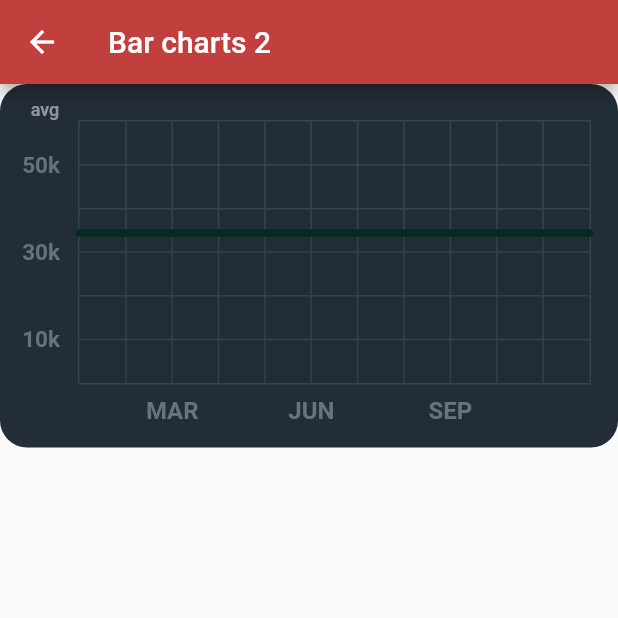
After one commit to NavarroFer/flutter_charts, a Flutter app: the FlChartsPage screen opened by its route, after a tap on "avg", on a phone screen of 412 x 824 dp, the top half of it. The commit adds this screen. Run offline on Flutter 3.47's test engine with Material 2 defaults, Android fonts, the phone set to English and light mode, and no system bars; drawn by our look-alikes of fl_chart; our stand-ins replace charts_flutter.

Commit message:
Agrega paquete fl_chart

```diff
--- a/lib/main.dart
+++ b/lib/main.dart
@@ -1,4 +1,5 @@
 import 'package:charts/src/pages/bar_charts_simple_page.dart';
+import 'package:charts/src/pages/bar_charts_2.dart';
 import 'package:charts/src/pages/home_page.dart';
 import 'package:charts/src/pages/legends_simple_page.dart';
 import 'package:charts/src/pages/pie_auto_page.dart';
@@ -30,6 +31,7 @@ class MyApp extends StatelessWidget {
             PieAutoPage.withSampleData(),
         'lengeds-label': (BuildContext context) =>
             LegendsSimplePage.withSampleData(),
+        'fl-chart': (BuildContext context) => FlChartsPage(),
       },
       theme: ThemeData(
         primaryColor: Utils.hexaToColor("C1403D"),
--- /dev/null
+++ b/lib/src/pages/bar_charts_2.dart
@@ -0,0 +1,267 @@
+import 'package:fl_chart/fl_chart.dart';
+import 'package:flutter/material.dart';
+
+class FlChartsPage extends StatefulWidget {
+  @override
+  _FlChartsPageState createState() => _FlChartsPageState();
+}
+
+class _FlChartsPageState extends State<FlChartsPage> {
+  List<Color> gradientColors = [
+    const Color.fromRGBO(2, 2, 2, 1.0),
+    const Color(0xff02d39a),
+  ];
+
+  bool showAvg = false;
+
+  @override
+  Widget build(BuildContext context) {
+    return Scaffold(
+      appBar: AppBar(
+        title: Text("Bar charts 2"),
+      ),
+      body: Stack(
+        children: <Widget>[
+          AspectRatio(
+            aspectRatio: 1.70,
+            child: Container(
+              decoration: const BoxDecoration(
+                  borderRadius: BorderRadius.all(
+                    Radius.circular(18),
+                  ),
+                  color: Color(0xff232d37)),
+              child: Padding(
+                padding: const EdgeInsets.only(
+                    right: 18.0, left: 12.0, top: 24, bottom: 12),
+                child: LineChart(
+                  showAvg ? avgData() : mainData(),
+                ),
+              ),
+            ),
+          ),
+          SizedBox(
+            width: 60,
+            height: 34,
+            child: FlatButton(
+              onPressed: () {
+                setState(() {
+                  showAvg = !showAvg;
+                });
+              },
+              child: Text(
+                'avg',
+                style: TextStyle(
+                    fontSize: 12,
+                    color:
+                        showAvg ? Colors.white.withOpacity(0.5) : Colors.white),
+              ),
+            ),
+          ),
+        ],
+      ),
+    );
+  }
+
+  LineChartData mainData() {
+    return LineChartData(
+      gridData: FlGridData(
+        show: true,
+        drawVerticalLine: true,
+        getDrawingHorizontalLine: (value) {
+          return FlLine(
+            color: const Color(0xff37434d),
+            strokeWidth: 1,
+          );
+        },
+        getDrawingVerticalLine: (value) {
+          return FlLine(
+            color: const Color(0xff37434d),
+            strokeWidth: 1,
+          );
+        },
+      ),
+      titlesData: FlTitlesData(
+        show: true,
+        bottomTitles: SideTitles(
+          showTitles: true,
+          reservedSize: 22,
+          getTextStyles: (value) => const TextStyle(
+              color: Color(0xff68737d),
+              fontWeight: FontWeight.bold,
+              fontSize: 16),
+          getTitles: (value) {
+            switch (value.toInt()) {
+              case 2:
+                return 'MAR';
+              case 5:
+                return 'JUN';
+              case 8:
+                return 'SEP';
+            }
+            return '';
+          },
+          margin: 8,
+        ),
+        leftTitles: SideTitles(
+          showTitles: true,
+          getTextStyles: (value) => const TextStyle(
+            color: Color(0xff67727d),
+            fontWeight: FontWeight.bold,
+            fontSize: 15,
+          ),
+          getTitles: (value) {
+            switch (value.toInt()) {
+              case 1:
+                return '10k';
+              case 3:
+                return '30k';
+              case 5:
+                return '50k';
+            }
+            return '';
+          },
+          reservedSize: 28,
+          margin: 12,
+        ),
+      ),
+      borderData: FlBorderData(
+          show: true,
+          border: Border.all(color: const Color(0xff37434d), width: 1)),
+      minX: 0,
+      maxX: 11,
+      minY: 0,
+      maxY: 6,
+      lineBarsData: [
+        LineChartBarData(
+          spots: [
+            FlSpot(0, 3),
+            FlSpot(2.6, 2),
+            FlSpot(4.9, 5),
+            FlSpot(6.8, 3.1),
+            FlSpot(8, 4),
+            FlSpot(9.5, 3),
+            FlSpot(11, 4),
+          ],
+          isCurved: true,
+          colors: gradientColors,
+          barWidth: 5,
+          isStrokeCapRound: true,
+          dotData: FlDotData(
+            show: false,
+          ),
+          belowBarData: BarAreaData(
+            show: true,
+            colors:
+                gradientColors.map((color) => color.withOpacity(0.3)).toList(),
+          ),
+        ),
+      ],
+    );
+  }
+
+  LineChartData avgData() {
+    return LineChartData(
+      lineTouchData: LineTouchData(enabled: false),
+      gridData: FlGridData(
+        show: true,
+        drawHorizontalLine: true,
+        getDrawingVerticalLine: (value) {
+          return FlLine(
+            color: const Color(0xff37434d),
+            strokeWidth: 1,
+          );
+        },
+        getDrawingHorizontalLine: (value) {
+          return FlLine(
+            color: const Color(0xff37434d),
+            strokeWidth: 1,
+          );
+        },
+      ),
+      titlesData: FlTitlesData(
+        show: true,
+        bottomTitles: SideTitles(
+          showTitles: true,
+          reservedSize: 22,
+          getTextStyles: (value) => const TextStyle(
+              color: Color(0xff68737d),
+              fontWeight: FontWeight.bold,
+              fontSize: 16),
+          getTitles: (value) {
+            switch (value.toInt()) {
+              case 2:
+                return 'MAR';
+              case 5:
+                return 'JUN';
+              case 8:
+                return 'SEP';
+            }
+            return '';
+          },
+          margin: 8,
+        ),
+        leftTitles: SideTitles(
+          showTitles: true,
+          getTextStyles: (value) => const TextStyle(
+            color: Color(0xff67727d),
+            fontWeight: FontWeight.bold,
+            fontSize: 15,
+          ),
+          getTitles: (value) {
+            switch (value.toInt()) {
+              case 1:
+                return '10k';
+              case 3:
+                return '30k';
+              case 5:
+                return '50k';
+            }
+            return '';
+          },
+          reservedSize: 28,
+          margin: 12,
+        ),
+      ),
+      borderData: FlBorderData(
+          show: true,
+          border: Border.all(color: const Color(0xff37434d), width: 1)),
+      minX: 0,
+      maxX: 11,
+      minY: 0,
+      maxY: 6,
+      lineBarsData: [
+        LineChartBarData(
+          spots: [
+            FlSpot(0, 3.44),
+            FlSpot(2.6, 3.44),
+            FlSpot(4.9, 3.44),
+            FlSpot(6.8, 3.44),
+            FlSpot(8, 3.44),
+            FlSpot(9.5, 3.44),
+            FlSpot(11, 3.44),
+          ],
+          isCurved: true,
+          colors: [
+            ColorTween(begin: gradientColors[0], end: gradientColors[1])
+                .lerp(0.2),
+            ColorTween(begin: gradientColors[0], end: gradientColors[1])
+                .lerp(0.2),
+          ],
+          barWidth: 5,
+          isStrokeCapRound: true,
+          dotData: FlDotData(
+            show: false,
+          ),
+          belowBarData: BarAreaData(show: true, colors: [
+            ColorTween(begin: gradientColors[0], end: gradientColors[1])
+                .lerp(0.2)
+                .withOpacity(0.1),
+            ColorTween(begin: gradientColors[0], end: gradientColors[1])
+                .lerp(0.2)
+                .withOpacity(0.1),
+          ]),
+        ),
+      ],
+    );
+  }
+}
--- a/lib/src/pages/bar_charts_simple_page.dart
+++ b/lib/src/pages/bar_charts_simple_page.dart
@@ -23,6 +23,12 @@ class BarChartsSimplePage extends StatelessWidget {
       body: new charts.BarChart(
         seriesList,
         animate: animate,
+        behaviors: [
+          charts.InitialHintBehavior(maxHintTranslate: 4.0),
+          charts.PanAndZoomBehavior(),
+          charts.ChartTitle("Titulo"),
+          charts.SeriesLegend(),
+        ],
       ),
       appBar: AppBar(
         title: Text('Bar Charts - Simple'),
--- a/lib/src/pages/home_page.dart
+++ b/lib/src/pages/home_page.dart
@@ -16,7 +16,7 @@ class HomePage extends StatelessWidget {
               "pie-outside"),
           _rowBtns(context, "Pie Auto Label", "pie-auto-label",
               "Legends Simple", "lengeds-label"),
-          _rowBtns(context, "Other", null, "Another", null),
+          _rowBtns(context, "Other", "fl-chart", "Another", "fl-chart"),
         ],
       ),
     );
--- a/lib/src/pages/pie_auto_page.dart
+++ b/lib/src/pages/pie_auto_page.dart
@@ -26,6 +26,9 @@ class PieAutoPage extends StatelessWidget {
         ),
         body: new charts.PieChart(seriesList,
             animate: animate,
+            behaviors: [
+              charts.ChartTitle('lkj'),
+            ],
             // Configure the width of the pie slices to 60px. The remaining space in
             // the chart will be left as a hole in the center.
             //
@@ -43,8 +46,17 @@ class PieAutoPage extends StatelessWidget {
             //          outsideLabelStyleSpec: new charts.TextStyleSpec(...)),
             defaultRenderer: new charts.ArcRendererConfig(
                 arcWidth: 60,
-              arcRendererDecorators: [new charts.ArcLabelDecorator()])),
-    );
+                arcRendererDecorators: [
+                  new charts.ArcLabelDecorator(
+                      insideLabelStyleSpec: new charts.TextStyleSpec(
+                        fontSize: 20,
+                        color: charts.ColorUtil.fromDartColor(Colors.white),
+                      ),
+                      outsideLabelStyleSpec:
+                          new charts.TextStyleSpec(fontSize: 20),
+                      leaderLineColor:
+                          charts.ColorUtil.fromDartColor(Colors.orange)),
+                ])));
   }
 
   /// Create one series with sample hard coded data.
--- a/pubspec.yaml
+++ b/pubspec.yaml
@@ -24,6 +24,7 @@ dependencies:
   flutter:
     sdk: flutter
   charts_flutter: ^0.9.0
+  fl_chart: ^0.12.2
 
 
   # The following adds the Cupertino Icons font to your application.
```
Also changed, not shown: pubspec.lock. Lines whose indentation alone changed are shown as unchanged.
